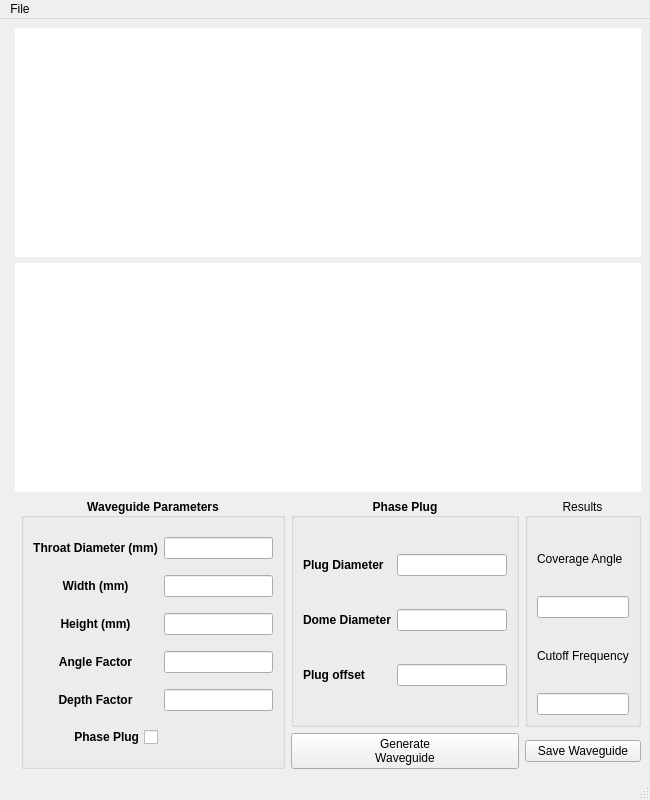
Old version of the form mainGUI.ui in the repository garciachristian829/Waveguide-Designer.
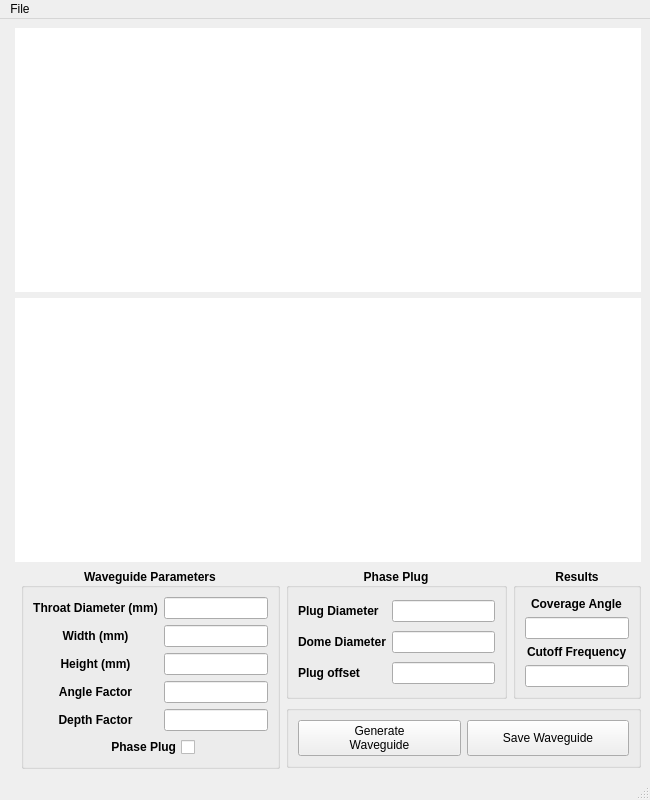
New version of the form.

Commit message:
Modified GUI, Rev 1.0 Ready for usage
code includes working phase plug checkbox, implementation of cutoff frequency, and beginning work on phase pug design portion

The edit to the form file:
```diff
--- a/mainGUI.ui
+++ b/mainGUI.ui
@@ -16,26 +16,28 @@
     <height>800</height>
    </size>
   </property>
+  <property name="focusPolicy">
+   <enum>Qt::NoFocus</enum>
+  </property>
   <property name="windowTitle">
-   <string>MainWindow</string>
+   <string>Waveguide Designer</string>
+  </property>
+  <property name="styleSheet">
+   <string notr="true">groupBox_3::border:0</string>
   </property>
   <widget class="QWidget" name="centralwidget">
+   <property name="focusPolicy">
+    <enum>Qt::StrongFocus</enum>
+   </property>
    <layout class="QGridLayout" name="gridLayout_4">
-    <item row="0" column="0" rowspan="4">
-     <spacer name="verticalSpacer">
-      <property name="orientation">
-       <enum>Qt::Vertical</enum>
-      </property>
-      <property name="sizeHint" stdset="0">
-       <size>
-        <width>0</width>
-        <height>709</height>
-       </size>
-      </property>
-     </spacer>
-    </item>
     <item row="0" column="1" colspan="4">
      <widget class="QWidget" name="widget" native="true">
+      <property name="sizePolicy">
+       <sizepolicy hsizetype="Preferred" vsizetype="MinimumExpanding">
+        <horstretch>0</horstretch>
+        <verstretch>0</verstretch>
+       </sizepolicy>
+      </property>
       <property name="palette">
        <palette>
         <active>
@@ -458,6 +460,12 @@
     </item>
     <item row="1" column="1" colspan="4">
      <widget class="QWidget" name="widget_2" native="true">
+      <property name="sizePolicy">
+       <sizepolicy hsizetype="Preferred" vsizetype="MinimumExpanding">
+        <horstretch>0</horstretch>
+        <verstretch>0</verstretch>
+       </sizepolicy>
+      </property>
       <property name="palette">
        <palette>
         <active>
@@ -881,8 +889,52 @@
       </property>
      </widget>
     </item>
+    <item row="0" column="0" rowspan="4">
+     <spacer name="verticalSpacer">
+      <property name="orientation">
+       <enum>Qt::Vertical</enum>
+      </property>
+      <property name="sizeHint" stdset="0">
+       <size>
+        <width>0</width>
+        <height>709</height>
+       </size>
+      </property>
+     </spacer>
+    </item>
+    <item row="4" column="0" colspan="5">
+     <spacer name="horizontalSpacer">
+      <property name="orientation">
+       <enum>Qt::Horizontal</enum>
+      </property>
+      <property name="sizeHint" stdset="0">
+       <size>
+        <width>623</width>
+        <height>0</height>
+       </size>
+      </property>
+     </spacer>
+    </item>
     <item row="2" column="2" rowspan="2">
      <widget class="QGroupBox" name="groupBox">
+      <property name="sizePolicy">
+       <sizepolicy hsizetype="Preferred" vsizetype="MinimumExpanding">
+        <horstretch>0</horstretch>
+        <verstretch>0</verstretch>
+       </sizepolicy>
+      </property>
+      <property name="minimumSize">
+       <size>
+        <width>0</width>
+        <height>0</height>
+       </size>
+      </property>
+      <property name="sizeIncrement">
+       <size>
+        <width>0</width>
+        <height>0</height>
+       </size>
+      </property>
       <property name="font">
        <font>
         <pointsize>9</pointsize>
@@ -890,6 +942,9 @@
         <bold>true</bold>
        </font>
       </property>
+      <property name="focusPolicy">
+       <enum>Qt::NoFocus</enum>
+      </property>
       <property name="title">
        <string>Waveguide Parameters</string>
       </property>
@@ -897,13 +952,6 @@
        <set>Qt::AlignCenter</set>
       </property>
       <layout class="QGridLayout" name="gridLayout">
-       <item row="4" column="0">
-        <widget class="QLabel" name="label_5">
-         <property name="text">
-          <string>&lt;html&gt;&lt;head/&gt;&lt;body&gt;&lt;p align=&quot;center&quot;&gt;&lt;span style=&quot; font-size:9pt; font-weight:600;&quot;&gt;Depth Factor&lt;/span&gt;&lt;/p&gt;&lt;/body&gt;&lt;/html&gt;</string>
-         </property>
-        </widget>
-       </item>
        <item row="1" column="0">
         <widget class="QLabel" name="label_2">
          <property name="text">
@@ -911,32 +959,32 @@
          </property>
         </widget>
        </item>
+       <item row="4" column="0">
+        <widget class="QLabel" name="label_5">
+         <property name="text">
+          <string>&lt;html&gt;&lt;head/&gt;&lt;body&gt;&lt;p align=&quot;center&quot;&gt;&lt;span style=&quot; font-size:9pt; font-weight:600;&quot;&gt;Depth Factor&lt;/span&gt;&lt;/p&gt;&lt;/body&gt;&lt;/html&gt;</string>
+         </property>
+        </widget>
+       </item>
        <item row="0" column="1">
         <widget class="QLineEdit" name="lineEdit_throat_diameter"/>
        </item>
-       <item row="3" column="0">
-        <widget class="QLabel" name="label_4">
-         <property name="text">
-          <string>&lt;html&gt;&lt;head/&gt;&lt;body&gt;&lt;p align=&quot;center&quot;&gt;&lt;span style=&quot; font-size:9pt; font-weight:600;&quot;&gt;Angle Factor&lt;/span&gt;&lt;/p&gt;&lt;/body&gt;&lt;/html&gt;</string>
-         </property>
-        </widget>
-       </item>
        <item row="3" column="1">
         <widget class="QLineEdit" name="lineEdit_angle_factor"/>
        </item>
+       <item row="3" column="0">
+        <widget class="QLabel" name="label_4">
+         <property name="text">
+          <string>&lt;html&gt;&lt;head/&gt;&lt;body&gt;&lt;p align=&quot;center&quot;&gt;&lt;span style=&quot; font-size:9pt; font-weight:600;&quot;&gt;Angle Factor&lt;/span&gt;&lt;/p&gt;&lt;/body&gt;&lt;/html&gt;</string>
+         </property>
+        </widget>
+       </item>
        <item row="2" column="1">
         <widget class="QLineEdit" name="lineEdit_height"/>
        </item>
        <item row="1" column="1">
         <widget class="QLineEdit" name="lineEdit_width"/>
        </item>
-       <item row="2" column="0">
-        <widget class="QLabel" name="label_3">
-         <property name="text">
-          <string>&lt;html&gt;&lt;head/&gt;&lt;body&gt;&lt;p align=&quot;center&quot;&gt;&lt;span style=&quot; font-size:9pt; font-weight:600;&quot;&gt;Height (mm)&lt;/span&gt;&lt;/p&gt;&lt;/body&gt;&lt;/html&gt;</string>
-         </property>
-        </widget>
-       </item>
        <item row="0" column="0">
         <widget class="QLabel" name="label">
          <property name="text">
@@ -944,10 +992,17 @@
          </property>
         </widget>
        </item>
+       <item row="2" column="0">
+        <widget class="QLabel" name="label_3">
+         <property name="text">
+          <string>&lt;html&gt;&lt;head/&gt;&lt;body&gt;&lt;p align=&quot;center&quot;&gt;&lt;span style=&quot; font-size:9pt; font-weight:600;&quot;&gt;Height (mm)&lt;/span&gt;&lt;/p&gt;&lt;/body&gt;&lt;/html&gt;</string>
+         </property>
+        </widget>
+       </item>
        <item row="4" column="1">
         <widget class="QLineEdit" name="lineEdit_depth_factor"/>
        </item>
-       <item row="5" column="0">
+       <item row="5" column="0" colspan="2" alignment="Qt::AlignHCenter|Qt::AlignVCenter">
         <widget class="QCheckBox" name="checkBox_phaseplug">
          <property name="font">
           <font>
@@ -969,6 +1024,12 @@
     </item>
     <item row="2" column="3">
      <widget class="QGroupBox" name="groupBox_phaseplug">
+      <property name="sizePolicy">
+       <sizepolicy hsizetype="Preferred" vsizetype="Minimum">
+        <horstretch>0</horstretch>
+        <verstretch>0</verstretch>
+       </sizepolicy>
+      </property>
       <property name="font">
        <font>
         <pointsize>9</pointsize>
@@ -1018,6 +1079,19 @@
     </item>
     <item row="2" column="4">
      <widget class="QGroupBox" name="groupBox_2">
+      <property name="sizePolicy">
+       <sizepolicy hsizetype="Preferred" vsizetype="Maximum">
+        <horstretch>0</horstretch>
+        <verstretch>0</verstretch>
+       </sizepolicy>
+      </property>
+      <property name="font">
+       <font>
+        <pointsize>9</pointsize>
+        <weight>75</weight>
+        <bold>true</bold>
+       </font>
+      </property>
       <property name="title">
        <string>Results</string>
       </property>
@@ -1025,28 +1099,28 @@
        <set>Qt::AlignCenter</set>
       </property>
       <layout class="QGridLayout" name="gridLayout_3">
-       <item row="1" column="0">
+       <item row="1" column="0" alignment="Qt::AlignHCenter|Qt::AlignVCenter">
         <widget class="QLabel" name="label_9">
          <property name="text">
           <string>Coverage Angle</string>
          </property>
         </widget>
        </item>
-       <item row="2" column="0">
+       <item row="2" column="0" alignment="Qt::AlignVCenter">
         <widget class="QLineEdit" name="lineEdit_coverage_angle">
          <property name="focusPolicy">
           <enum>Qt::NoFocus</enum>
          </property>
         </widget>
        </item>
-       <item row="4" column="0">
+       <item row="4" column="0" alignment="Qt::AlignVCenter">
         <widget class="QLineEdit" name="lineEdit_cutoff_freq">
          <property name="focusPolicy">
           <enum>Qt::NoFocus</enum>
          </property>
         </widget>
        </item>
-       <item row="3" column="0">
+       <item row="3" column="0" alignment="Qt::AlignHCenter">
         <widget class="QLabel" name="label_10">
          <property name="text">
           <string>Cutoff Frequency</string>
@@ -1056,34 +1130,65 @@
       </layout>
      </widget>
     </item>
-    <item row="3" column="3">
-     <widget class="QPushButton" name="pushButton_generate_waveguide">
-      <property name="text">
-       <string>Generate 
+    <item row="3" column="3" colspan="2">
+     <widget class="QGroupBox" name="groupBox_3">
+      <property name="sizePolicy">
+       <sizepolicy hsizetype="Preferred" vsizetype="Maximum">
+        <horstretch>0</horstretch>
+        <verstretch>0</verstretch>
+       </sizepolicy>
+      </property>
+      <property name="font">
+       <font>
+        <kerning>true</kerning>
+       </font>
+      </property>
+      <property name="contextMenuPolicy">
+       <enum>Qt::DefaultContextMenu</enum>
+      </property>
+      <property name="autoFillBackground">
+       <bool>false</bool>
+      </property>
+      <property name="styleSheet">
+       <string notr="true"/>
+      </property>
+      <property name="title">
+       <string notr="true"/>
+      </property>
+      <property name="flat">
+       <bool>true</bool>
+      </property>
+      <layout class="QHBoxLayout" name="horizontalLayout">
+       <item>
+        <widget class="QPushButton" name="pushButton_generate_waveguide">
+         <property name="sizePolicy">
+          <sizepolicy hsizetype="Minimum" vsizetype="Expanding">
+           <horstretch>0</horstretch>
+           <verstretch>0</verstretch>
+          </sizepolicy>
+         </property>
+         <property name="text">
+          <string>Generate 
 Waveguide</string>
-      </property>
+         </property>
+        </widget>
+       </item>
+       <item>
+        <widget class="QPushButton" name="pushButton_save_button">
+         <property name="sizePolicy">
+          <sizepolicy hsizetype="Minimum" vsizetype="Expanding">
+           <horstretch>0</horstretch>
+           <verstretch>0</verstretch>
+          </sizepolicy>
+         </property>
+         <property name="text">
+          <string>Save Waveguide</string>
+         </property>
+        </widget>
+       </item>
+      </layout>
      </widget>
     </item>
-    <item row="3" column="4">
-     <widget class="QPushButton" name="pushButton_save_button">
-      <property name="text">
-       <string>Save Waveguide</string>
-      </property>
-     </widget>
-    </item>
-    <item row="4" column="0" colspan="5">
-     <spacer name="horizontalSpacer">
-      <property name="orientation">
-       <enum>Qt::Horizontal</enum>
-      </property>
-      <property name="sizeHint" stdset="0">
-       <size>
-        <width>623</width>
-        <height>0</height>
-       </size>
-      </property>
-     </spacer>
-    </item>
    </layout>
   </widget>
   <widget class="QMenuBar" name="menubar">
@@ -1092,7 +1197,7 @@
      <x>0</x>
      <y>0</y>
      <width>650</width>
-     <height>24</height>
+     <height>21</height>
     </rect>
    </property>
    <widget class="QMenu" name="menuFile">
```
Left out of the diff: 20 changed lines with no effect on the pictures. The commit also changes 2 other files.
